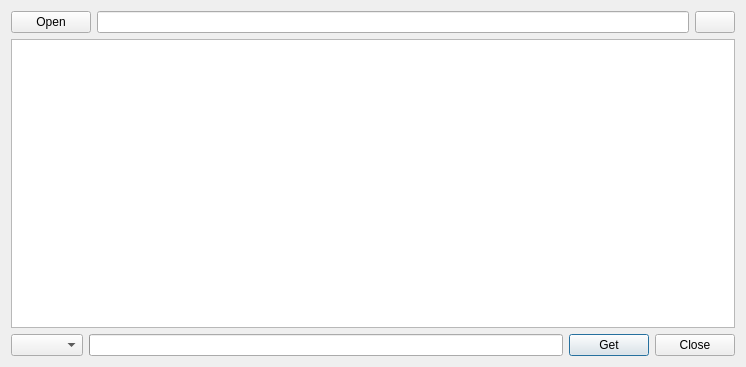
Qt form src/bomi/ui/subtitlefinddialog.ui (bylee20/bomi) before a commit.
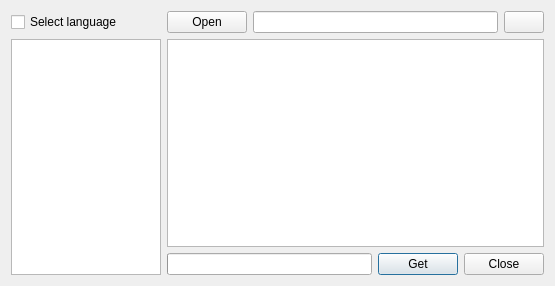
The same form after that commit. Custom widgets are drawn as their Qt base class.

Commit message: * New: language filter list for subtitle find dialog (#236)

```diff
--- a/src/bomi/ui/subtitlefinddialog.ui
+++ b/src/bomi/ui/subtitlefinddialog.ui
@@ -6,12 +6,19 @@
    <rect>
     <x>0</x>
     <y>0</y>
-    <width>746</width>
-    <height>367</height>
+    <width>555</width>
+    <height>286</height>
    </rect>
   </property>
-  <layout class="QVBoxLayout" name="verticalLayout">
-   <item>
+  <layout class="QGridLayout" name="gridLayout">
+   <item row="0" column="0">
+    <widget class="QCheckBox" name="languageCheckBox">
+     <property name="text">
+      <string>Select language</string>
+     </property>
+    </widget>
+   </item>
+   <item row="0" column="1">
     <layout class="QHBoxLayout" name="horizontalLayout">
      <item>
       <widget class="QPushButton" name="open">
@@ -32,7 +39,17 @@
      </item>
     </layout>
    </item>
-   <item>
+   <item row="1" column="0" rowspan="2">
+    <widget class="CheckListWidget" name="language">
+     <property name="maximumSize">
+      <size>
+       <width>150</width>
+       <height>16777215</height>
+      </size>
+     </property>
+    </widget>
+   </item>
+   <item row="1" column="1">
     <widget class="QTreeView" name="view">
      <property name="alternatingRowColors">
       <bool>true</bool>
@@ -42,11 +59,8 @@
      </property>
     </widget>
    </item>
-   <item>
+   <item row="2" column="1">
     <layout class="QHBoxLayout" name="horizontalLayout_2">
-     <item>
-      <widget class="DataComboBox" name="language"/>
-     </item>
      <item>
       <widget class="QProgressBar" name="prog">
        <property name="invertedAppearance">
@@ -77,9 +91,9 @@
  </widget>
  <customwidgets>
   <customwidget>
-   <class>DataComboBox</class>
-   <extends>QComboBox</extends>
-   <header>widget/datacombobox.hpp</header>
+   <class>CheckListWidget</class>
+   <extends>QListWidget</extends>
+   <header>widget/checklistwidget.hpp</header>
   </customwidget>
  </customwidgets>
  <resources/>
```
The commit also changes 3 other files.
